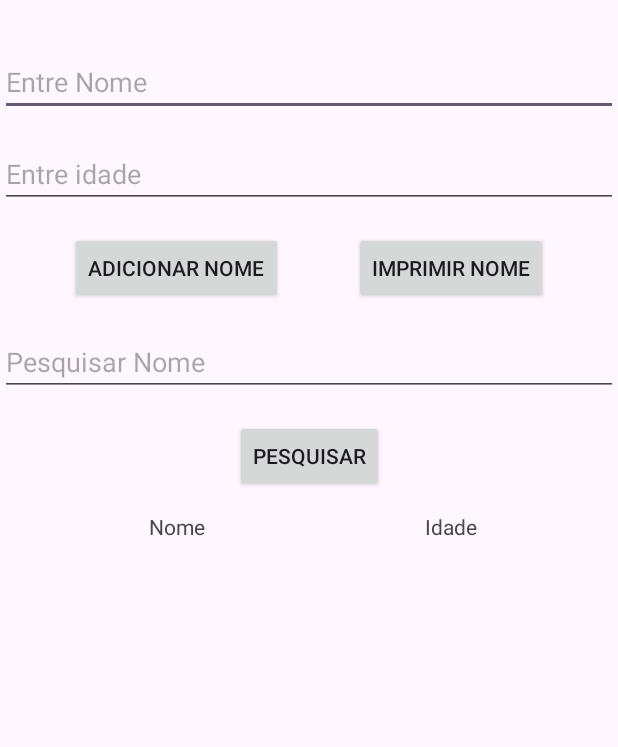
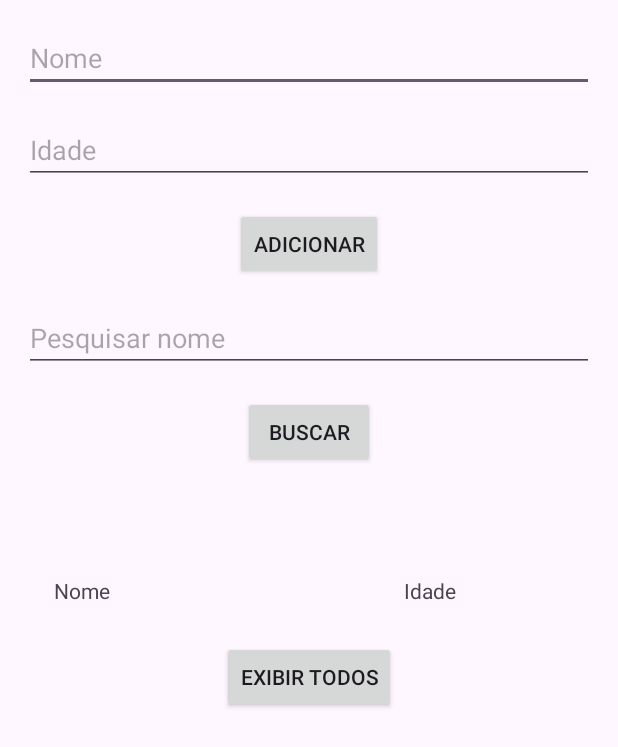
Before and after one commit to Gutembergbs/SQLite, an Android app: the screen it shows after launch (MainActivity), on a phone screen of 412 x 824 dp. Shown: the top 747 px of the screen. Run offline under Robolectric (Android 15) with nearby library versions, the phone set to English and light mode, and no system bars.

Commit message:
Atualizando projeto

```diff
--- a/database/app/src/main/res/layout/activity_main.xml
+++ b/database/app/src/main/res/layout/activity_main.xml
@@ -1,130 +1,121 @@
+<?xml version="1.0" encoding="utf-8"?>
 <androidx.constraintlayout.widget.ConstraintLayout xmlns:android="http://schemas.android.com/apk/res/android"
     xmlns:app="http://schemas.android.com/apk/res-auto"
     xmlns:tools="http://schemas.android.com/tools"
-    android:id="@+id/main"
     android:layout_width="match_parent"
     android:layout_height="match_parent"
     tools:context=".MainActivity">
 
-    <!-- Campo de entrada para o nome -->
+    <!-- Campo de entrada para nome -->
     <EditText
         android:id="@+id/enterName"
         android:layout_width="0dp"
         android:layout_height="wrap_content"
-        android:ems="10"
-        android:inputType="textPersonName"
-        android:hint="Entre Nome"
+        android:hint="Nome"
+        android:inputType="text"
+        app:layout_constraintTop_toTopOf="parent"
+        app:layout_constraintStart_toStartOf="parent"
         app:layout_constraintEnd_toEndOf="parent"
-        app:layout_constraintStart_toStartOf="parent"
-        app:layout_constraintTop_toTopOf="parent"
-        android:layout_marginTop="32dp"/>
+        app:layout_constraintHorizontal_bias="0.5"
+        android:layout_margin="16dp" />
 
-    <!-- Campo de entrada para a idade -->
+    <!-- Campo de entrada para idade -->
     <EditText
         android:id="@+id/enterAge"
         android:layout_width="0dp"
         android:layout_height="wrap_content"
-        android:ems="10"
+        android:hint="Idade"
         android:inputType="number"
-        android:hint="Entre idade"
+        app:layout_constraintTop_toBottomOf="@+id/enterName"
+        app:layout_constraintStart_toStartOf="parent"
         app:layout_constraintEnd_toEndOf="parent"
-        app:layout_constraintStart_toStartOf="parent"
-        app:layout_constraintTop_toBottomOf="@id/enterName"
-        android:layout_marginTop="16dp"/>
+        android:layout_margin="16dp" />
 
-    <!-- Botão para adicionar nome e idade ao banco de dados -->
+    <!-- Botão para adicionar nome e idade -->
     <Button
-        android:id="@+id/button"
+        android:id="@+id/buttonAdd"
         android:layout_width="wrap_content"
         android:layout_height="wrap_content"
-        android:layout_marginTop="16dp"
-        android:text="ADICIONAR NOME"
-        app:layout_constraintEnd_toStartOf="@+id/button2"
+        android:text="Adicionar"
+        android:onClick="addName"
+        app:layout_constraintTop_toBottomOf="@+id/enterAge"
         app:layout_constraintStart_toStartOf="parent"
-        app:layout_constraintTop_toBottomOf="@id/enterAge"
-        app:layout_constraintHorizontal_bias="0.387"
-        android:onClick="addName"/>
+        app:layout_constraintEnd_toEndOf="parent"
+        android:layout_marginTop="16dp" />
 
-    <!-- Botão para imprimir os dados salvos no banco de dados -->
-    <Button
-        android:id="@+id/button2"
-        android:layout_width="wrap_content"
-        android:layout_height="wrap_content"
-        android:layout_marginTop="16dp"
-        android:text="IMPRIMIR NOME"
-        app:layout_constraintStart_toEndOf="@+id/button"
-        app:layout_constraintEnd_toEndOf="parent"
-        app:layout_constraintTop_toBottomOf="@id/enterAge"
-        app:layout_constraintHorizontal_bias="0.615"
-        android:onClick="printName"/>
-
-    <!-- Campo de entrada para pesquisa -->
+    <!-- Campo de pesquisa -->
     <EditText
         android:id="@+id/searchName"
         android:layout_width="0dp"
         android:layout_height="wrap_content"
-        android:ems="10"
-        android:hint="Pesquisar Nome"
+        android:hint="Pesquisar nome"
+        android:inputType="text"
+        app:layout_constraintTop_toBottomOf="@+id/buttonAdd"
+        app:layout_constraintStart_toStartOf="parent"
         app:layout_constraintEnd_toEndOf="parent"
-        app:layout_constraintStart_toStartOf="parent"
-        app:layout_constraintTop_toBottomOf="@id/button2"
-        android:layout_marginTop="16dp"/>
+        android:layout_margin="16dp" />
 
-    <!-- Botão para pesquisar dados no banco de dados -->
+    <!-- Botão para buscar nome -->
     <Button
-        android:id="@+id/searchButton"
+        android:id="@+id/buttonSearch"
         android:layout_width="wrap_content"
         android:layout_height="wrap_content"
-        android:layout_marginTop="16dp"
-        android:text="PESQUISAR"
+        android:text="Buscar"
+        android:onClick="searchName"
+        app:layout_constraintTop_toBottomOf="@+id/searchName"
         app:layout_constraintStart_toStartOf="parent"
         app:layout_constraintEnd_toEndOf="parent"
-        app:layout_constraintTop_toBottomOf="@id/searchName"
-        android:onClick="searchName"/>
+        android:layout_marginTop="16dp" />
 
-    <!-- TextView para exibir "Nome" -->
-    <TextView
+    <!-- Botão para editar nome e idade -->
+    <Button
+        android:id="@+id/button3"
         android:layout_width="wrap_content"
         android:layout_height="wrap_content"
-        android:text="Nome"
-        app:layout_constraintBottom_toBottomOf="parent"
-        app:layout_constraintEnd_toStartOf="@+id/button2"
+        android:text="Editar"
+        android:onClick="editName"
+        android:visibility="invisible"
+        app:layout_constraintTop_toBottomOf="@+id/buttonSearch"
         app:layout_constraintStart_toStartOf="parent"
-        app:layout_constraintTop_toBottomOf="@id/button2"
-        app:layout_constraintVertical_bias="0.23" />
+        app:layout_constraintEnd_toEndOf="parent"
+        android:layout_marginTop="16dp" />
 
-    <!-- TextView para exibir "Idade" -->
-    <TextView
-        android:layout_width="wrap_content"
-        android:layout_height="wrap_content"
-        android:text="Idade"
-        app:layout_constraintBottom_toBottomOf="parent"
-        app:layout_constraintEnd_toEndOf="parent"
-        app:layout_constraintStart_toEndOf="@+id/button"
-        app:layout_constraintTop_toBottomOf="@id/button2"
-        app:layout_constraintVertical_bias="0.23" />
-    <!-- TextView para exibir "Nome" -->
+    <!-- TextView para exibir nome -->
 
-    <!-- TextView para exibir "Idade" -->
+    <!-- TextView para exibir idade -->
+
+    <!-- Botão para exibir todos os registros -->
     <TextView
         android:id="@+id/Name"
-        android:layout_width="wrap_content"
+        android:layout_width="220dp"
         android:layout_height="wrap_content"
-        android:text=""
-        app:layout_constraintBottom_toBottomOf="parent"
-        app:layout_constraintEnd_toStartOf="@+id/button2"
+        android:layout_marginTop="8dp"
+        android:text="Nome"
+        app:layout_constraintEnd_toEndOf="parent"
+        app:layout_constraintHorizontal_bias="0.187"
         app:layout_constraintStart_toStartOf="parent"
-        app:layout_constraintTop_toBottomOf="@id/button2"
-        app:layout_constraintVertical_bias="0.301" />
+        app:layout_constraintTop_toBottomOf="@+id/button3" />
 
     <TextView
         android:id="@+id/Age"
+        android:layout_width="80dp"
+        android:layout_height="wrap_content"
+        android:layout_marginTop="8dp"
+        android:text="Idade"
+        app:layout_constraintEnd_toEndOf="parent"
+        app:layout_constraintHorizontal_bias="0.812"
+        app:layout_constraintStart_toStartOf="parent"
+        app:layout_constraintTop_toBottomOf="@+id/button3" />
+
+    <Button
+        android:id="@+id/buttonPrint"
         android:layout_width="wrap_content"
         android:layout_height="wrap_content"
-        android:text=""
-        app:layout_constraintBottom_toBottomOf="parent"
+        android:text="Exibir Todos"
+        android:onClick="printName"
+        app:layout_constraintTop_toBottomOf="@+id/Age"
+        app:layout_constraintStart_toStartOf="parent"
         app:layout_constraintEnd_toEndOf="parent"
-        app:layout_constraintStart_toEndOf="@+id/button"
-        app:layout_constraintTop_toBottomOf="@id/button2"
-        app:layout_constraintVertical_bias="0.301" />
+        android:layout_marginTop="24dp" />
+
 </androidx.constraintlayout.widget.ConstraintLayout>
```
Also changed, not shown: database/app/src/main/java/com/example/database/MainActivity.kt (+83 -29 lines).
